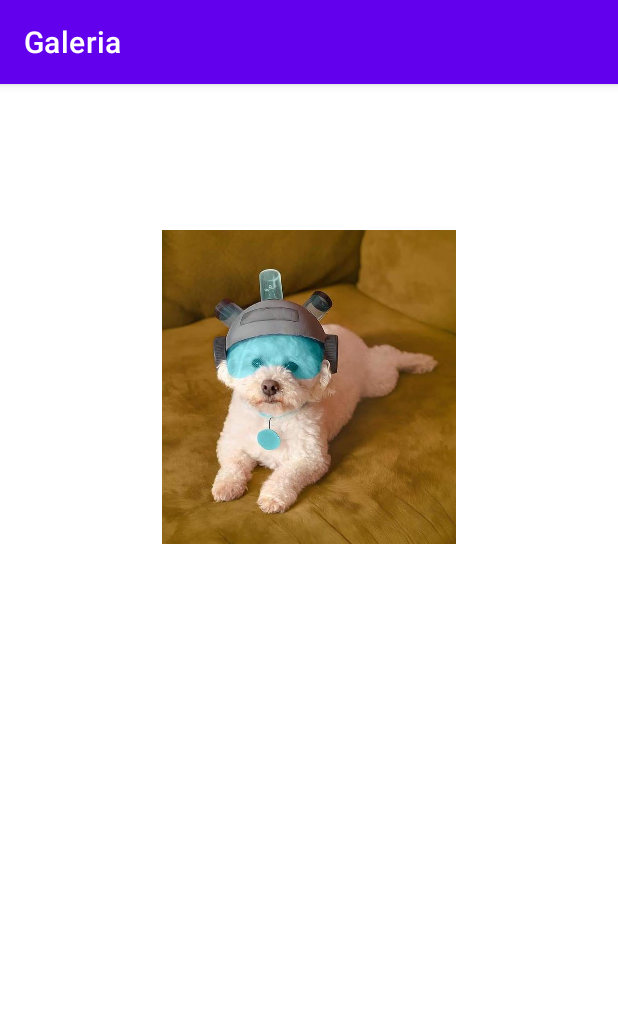
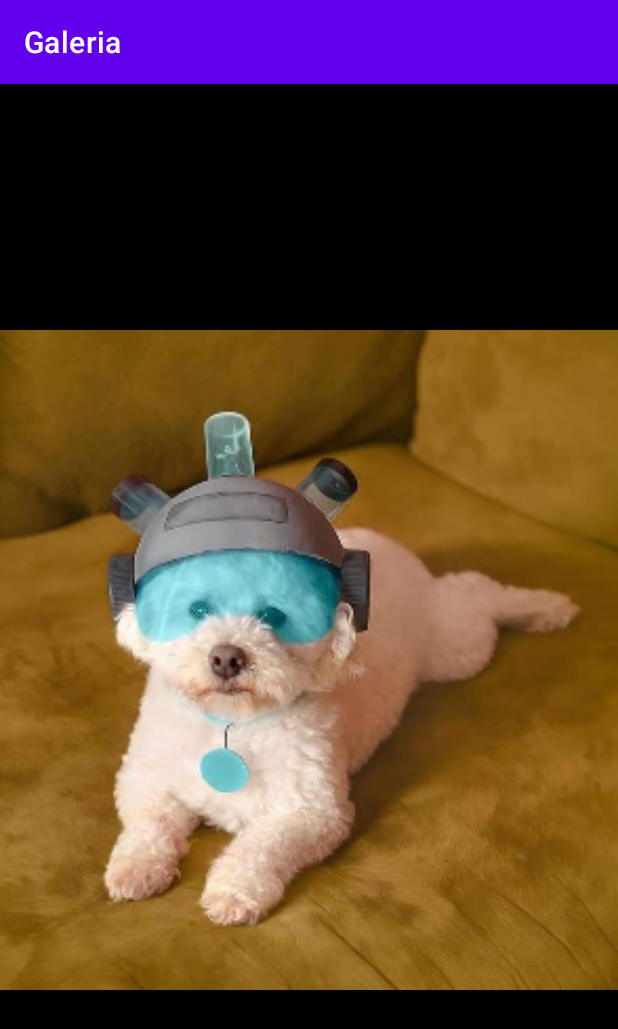
Before and after one commit to proberto666/Activities-P01, an Android app: the InformacionActivity screen opened directly, with no data from a screen before it, after a tap on an icon or button, on a phone screen of 412 x 824 dp. Shown: the top 1029 px of the screen. Run offline under Robolectric (Android 15) with nearby library versions, the phone set to English and light mode, and no system bars; 2 statements that could not run were skipped.

Commit message:
ImageView Activity

```diff
--- a/app/src/main/java/com/example/galeria/ImagenActivity.kt
+++ b/app/src/main/java/com/example/galeria/ImagenActivity.kt
@@ -2,10 +2,22 @@ package com.example.galeria
 
 import androidx.appcompat.app.AppCompatActivity
 import android.os.Bundle
+import android.widget.ImageView
 
 class ImagenActivity : AppCompatActivity() {
     override fun onCreate(savedInstanceState: Bundle?) {
         super.onCreate(savedInstanceState)
         setContentView(R.layout.activity_imagen)
+
+        setView()
+    }
+
+    private lateinit var imgView : ImageView
+    private lateinit var detalles : Detalles
+
+    fun setView(){
+        detalles = intent.getParcelableExtra("Imagen")?:Detalles()
+        imgView = findViewById(R.id.imgView)
+        imgView.setImageResource(detalles.src!!.imagen)
     }
 }
--- a/app/src/main/java/com/example/galeria/InformacionActivity.kt
+++ b/app/src/main/java/com/example/galeria/InformacionActivity.kt
@@ -29,7 +29,7 @@ class InformacionActivity : AppCompatActivity() {
         printInfo()
 
         imgViewer.setOnClickListener{
-            startActivity(Intent(this, InformacionActivity::class.java).apply {
+            startActivity(Intent(this, ImagenActivity::class.java).apply {
                 putExtra("Imagen", detalles)
             })
         }
--- a/app/src/main/res/layout/activity_imagen.xml
+++ b/app/src/main/res/layout/activity_imagen.xml
@@ -4,6 +4,17 @@
     xmlns:tools="http://schemas.android.com/tools"
     android:layout_width="match_parent"
     android:layout_height="match_parent"
+    android:background="@color/black"
     tools:context=".ImagenActivity">
 
+    <ImageView
+        android:id="@+id/imgView"
+        android:layout_width="match_parent"
+        android:layout_height="match_parent"
+        android:src="@drawable/perritodelfuturo"
+        app:layout_constraintTop_toTopOf="parent"
+        app:layout_constraintBottom_toBottomOf="parent"
+        app:layout_constraintStart_toStartOf="parent"
+        app:layout_constraintEnd_toEndOf="parent"/>
+
 </androidx.constraintlayout.widget.ConstraintLayout>
```
